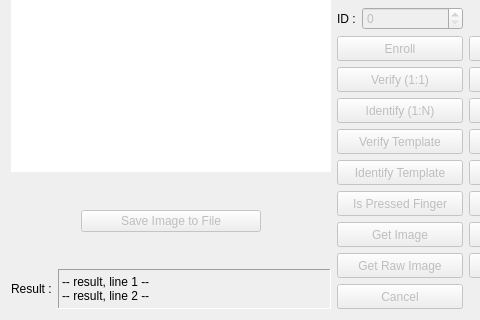
This is SDK_DEMO_FOR_USER_AVW_20130122/QtFPS/mainwindow.ui in rtapiapincheira/QtFPS as Qt 5 draws it before an edit; both pictures show x 0 to 480 and y 110 to 430 of the 600 by 430 pixel window. The edited form follows.
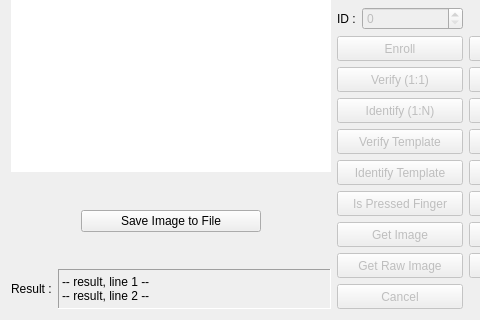
This is the edited form.

```diff
--- a/SDK_DEMO_FOR_USER_AVW_20130122/QtFPS/mainwindow.ui
+++ b/SDK_DEMO_FOR_USER_AVW_20130122/QtFPS/mainwindow.ui
@@ -88,7 +88,7 @@
         <item>
          <widget class="QPushButton" name="save_image_to_file">
           <property name="enabled">
-           <bool>false</bool>
+           <bool>true</bool>
           </property>
           <property name="maximumSize">
            <size>
```
